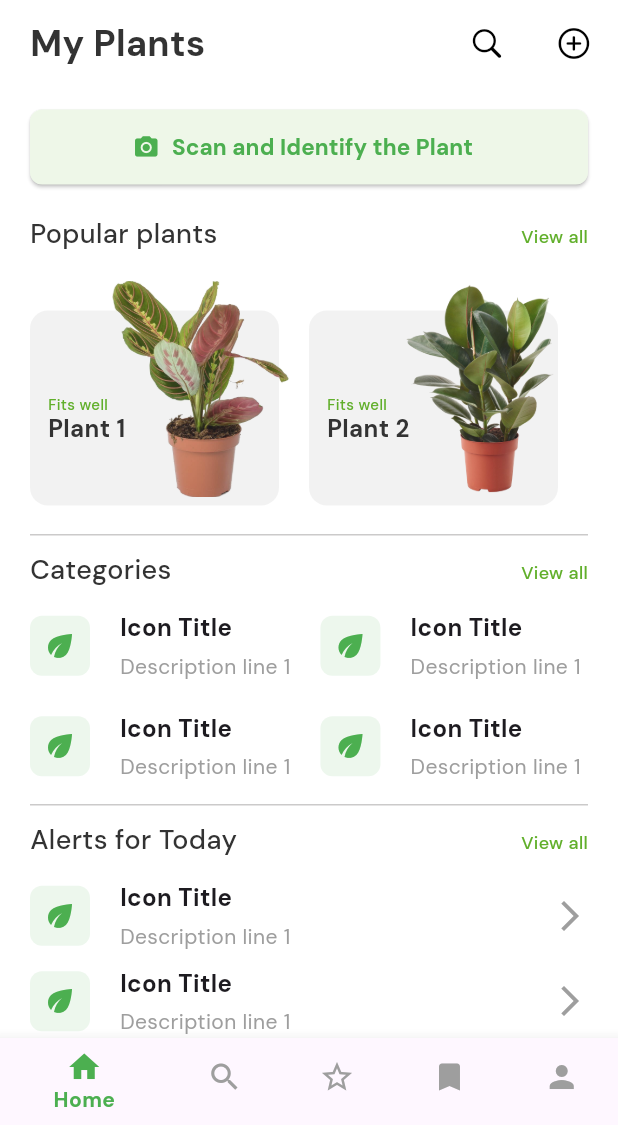
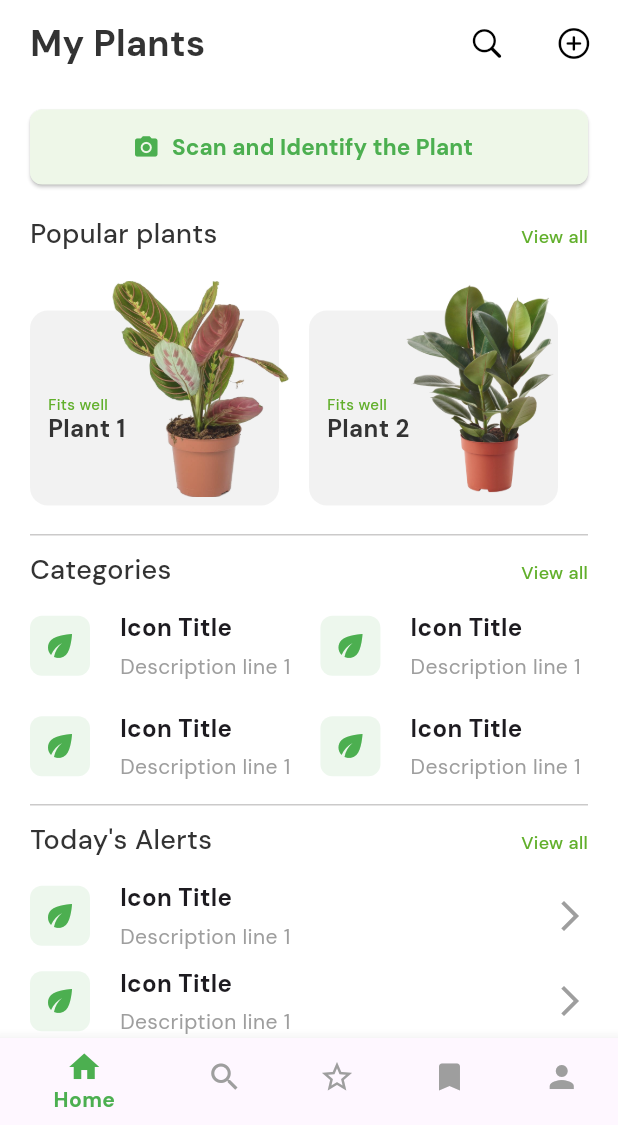
Before and after one commit to arulkumara1010/GreenQuest, a Flutter app: the screen it shows after launch, on a phone screen of 412 x 824 dp, the part 111-1236 px from its top. Run offline on Flutter 3.47's test engine with Material 3 defaults, Android fonts, the phone set to English and light mode, and no system bars; our stand-ins replace google_fonts.

Commit message:
Version 2

```diff
--- a/lib/main.dart
+++ b/lib/main.dart
@@ -372,7 +372,7 @@ class HomePage extends StatelessWidget {
                   children: [
                     Expanded(
                       child: Text(
-                        'Alerts for Today',
+                        'Today\'s Alerts',
                         style: GoogleFonts.dmSans(
                           fontWeight: FontWeight.w500,
                           fontSize: 18,
```
